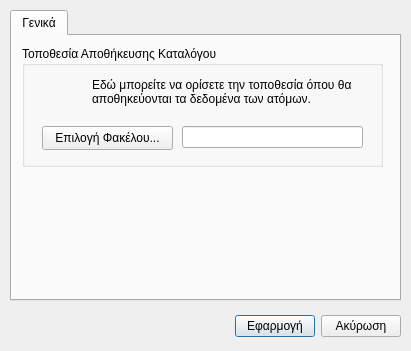
First picture: the form in saveconfigdialog.ui, repository Felfired/Argus, before the edit.
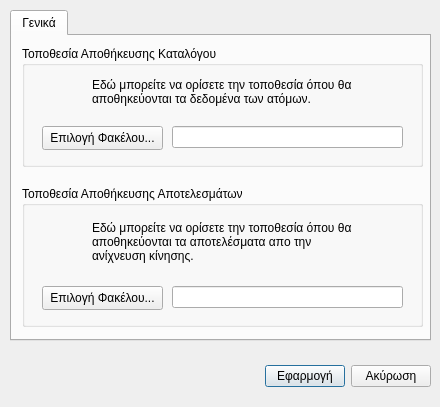
Second picture: the form after the edit. Icons and pictures are not drawn.

Diff of the .ui file:
```diff
--- a/saveconfigdialog.ui
+++ b/saveconfigdialog.ui
@@ -9,8 +9,8 @@
    <rect>
     <x>0</x>
     <y>0</y>
-    <width>411</width>
-    <height>351</height>
+    <width>440</width>
+    <height>407</height>
    </rect>
   </property>
   <property name="windowTitle">
@@ -24,8 +24,8 @@
    <property name="geometry">
     <rect>
      <x>10</x>
-     <y>310</y>
-     <width>391</width>
+     <y>360</y>
+     <width>421</width>
      <height>33</height>
     </rect>
    </property>
@@ -70,8 +70,8 @@
     <rect>
      <x>10</x>
      <y>10</y>
-     <width>391</width>
-     <height>291</height>
+     <width>421</width>
+     <height>331</height>
     </rect>
    </property>
    <property name="currentIndex">
@@ -86,7 +86,7 @@
       <rect>
        <x>10</x>
        <y>10</y>
-       <width>361</width>
+       <width>401</width>
        <height>121</height>
       </rect>
      </property>
@@ -102,9 +102,9 @@
      <widget class="QLineEdit" name="catalogFolderDisplay">
       <property name="geometry">
        <rect>
-        <x>160</x>
+        <x>150</x>
         <y>80</y>
-        <width>181</width>
+        <width>231</width>
         <height>22</height>
        </rect>
       </property>
@@ -114,7 +114,7 @@
        <rect>
         <x>20</x>
         <y>80</y>
-        <width>131</width>
+        <width>121</width>
         <height>24</height>
        </rect>
       </property>
@@ -167,7 +167,100 @@
        <string/>
       </property>
       <property name="pixmap">
-       <pixmap>res/app_icons/save_folder.png</pixmap>
+       <pixmap resource="resources.qrc">:/argus/res/app_icons/save_folder.png</pixmap>
+      </property>
+      <property name="scaledContents">
+       <bool>true</bool>
+      </property>
+     </widget>
+    </widget>
+    <widget class="QGroupBox" name="groupBox_2">
+     <property name="geometry">
+      <rect>
+       <x>10</x>
+       <y>150</y>
+       <width>401</width>
+       <height>141</height>
+      </rect>
+     </property>
+     <property name="title">
+      <string>Τοποθεσία Αποθήκευσης Αποτελεσμάτων</string>
+     </property>
+     <property name="flat">
+      <bool>false</bool>
+     </property>
+     <property name="checkable">
+      <bool>false</bool>
+     </property>
+     <widget class="QLineEdit" name="resultsFolderDisplay">
+      <property name="geometry">
+       <rect>
+        <x>150</x>
+        <y>100</y>
+        <width>231</width>
+        <height>22</height>
+       </rect>
+      </property>
+     </widget>
+     <widget class="QPushButton" name="resultsFolderSelect">
+      <property name="geometry">
+       <rect>
+        <x>20</x>
+        <y>100</y>
+        <width>121</width>
+        <height>24</height>
+       </rect>
+      </property>
+      <property name="text">
+       <string>Επιλογή Φακέλου...</string>
+      </property>
+      <property name="icon">
+       <iconset>
+        <normaloff>res/icons/open.png</normaloff>res/icons/open.png</iconset>
+      </property>
+     </widget>
+     <widget class="QLabel" name="resultsDescLabel">
+      <property name="geometry">
+       <rect>
+        <x>70</x>
+        <y>30</y>
+        <width>271</width>
+        <height>51</height>
+       </rect>
+      </property>
+      <property name="frameShape">
+       <enum>QFrame::NoFrame</enum>
+      </property>
+      <property name="frameShadow">
+       <enum>QFrame::Plain</enum>
+      </property>
+      <property name="text">
+       <string>Εδώ μπορείτε να ορίσετε την τοποθεσία όπου θα αποθηκεύονται τα αποτελέσματα απο την ανίχνευση κίνησης.</string>
+      </property>
+      <property name="wordWrap">
+       <bool>true</bool>
+      </property>
+      <property name="margin">
+       <number>0</number>
+      </property>
+      <property name="indent">
+       <number>-1</number>
+      </property>
+     </widget>
+     <widget class="QLabel" name="resultsImageLabel">
+      <property name="geometry">
+       <rect>
+        <x>20</x>
+        <y>30</y>
+        <width>32</width>
+        <height>32</height>
+       </rect>
+      </property>
+      <property name="text">
+       <string/>
+      </property>
+      <property name="pixmap">
+       <pixmap resource="resources.qrc">:/argus/res/app_icons/results_folder.png</pixmap>
       </property>
       <property name="scaledContents">
        <bool>true</bool>
```
Left out of the diff: 6 changed lines with no effect on the pictures.
